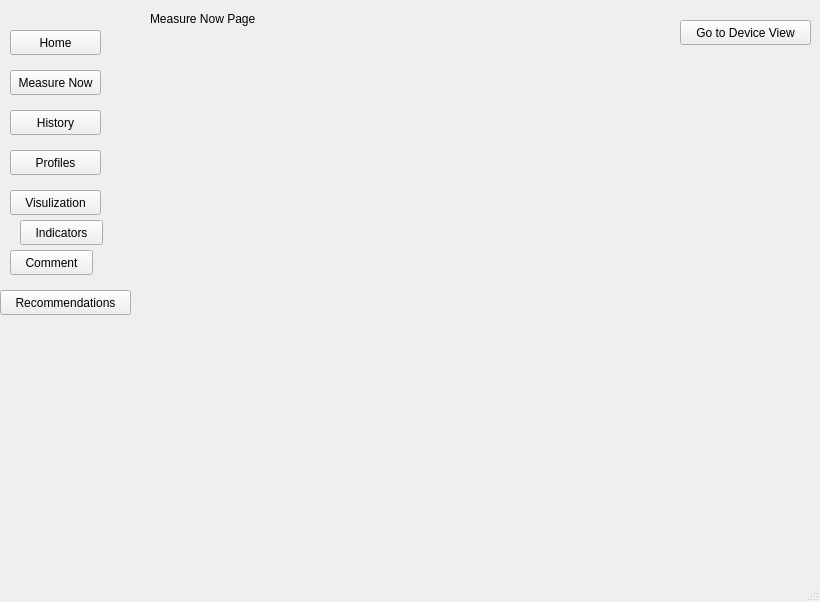
Above: RaDoTechSimulation/RaDoTechSimulation/mainwindow.ui from abdelshafei/Team26RaDoTechSimulation before the change. Below: the same form after it.
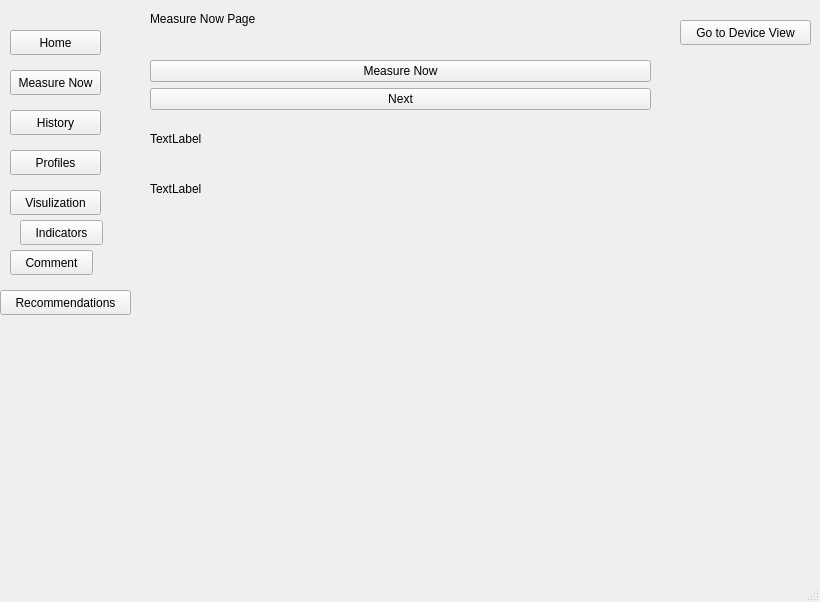
That is the form after the change. The open tabs and pages were chosen to show the change.

Patch:
```diff
--- a/RaDoTechSimulation/RaDoTechSimulation/mainwindow.ui
+++ b/RaDoTechSimulation/RaDoTechSimulation/mainwindow.ui
@@ -416,6 +416,46 @@
          <string>Measure Now Page</string>
         </property>
        </widget>
+       <widget class="QWidget" name="verticalLayoutWidget">
+        <property name="geometry">
+         <rect>
+          <x>20</x>
+          <y>60</y>
+          <width>501</width>
+          <height>151</height>
+         </rect>
+        </property>
+        <layout class="QVBoxLayout" name="verticalLayout">
+         <item>
+          <widget class="QPushButton" name="StartScanButton">
+           <property name="text">
+            <string>Measure Now</string>
+           </property>
+          </widget>
+         </item>
+         <item>
+          <widget class="QPushButton" name="NextButton">
+           <property name="text">
+            <string>Next</string>
+           </property>
+          </widget>
+         </item>
+         <item>
+          <widget class="QLabel" name="MeasureNowLabel">
+           <property name="text">
+            <string>TextLabel</string>
+           </property>
+          </widget>
+         </item>
+         <item>
+          <widget class="QLabel" name="ProcessedDataLabel">
+           <property name="text">
+            <string>TextLabel</string>
+           </property>
+          </widget>
+         </item>
+        </layout>
+       </widget>
       </widget>
       <widget class="QWidget" name="HistoricalPage">
        <widget class="QLabel" name="HistoricalHeader">
```
Left out of the diff: 39 changed lines with no effect on the pictures.
